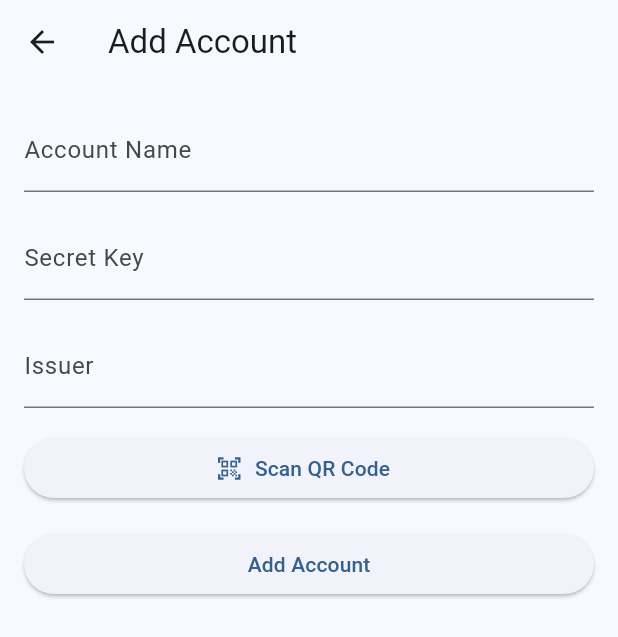
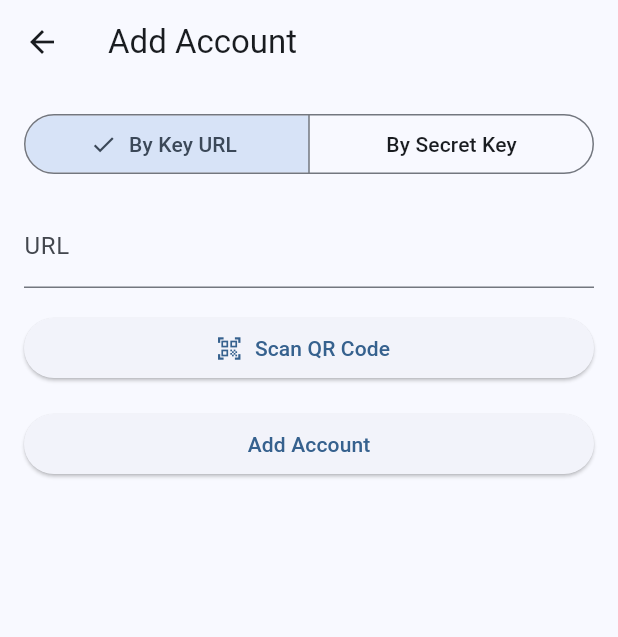
Before and after one commit to Wangggym/Nice-OTP, a Flutter app: the AddAccountScreen screen opened directly, on a phone screen of 412 x 824 dp. Shown: the top 637 px of the screen. Run offline on Flutter 3.47's test engine with Material 3 defaults, Android fonts, the phone set to English and light mode, and no system bars; our stand-ins replace font_awesome_flutter, qr_flutter, shared_preferences; missing offline and left inert: mobile_scanner, screen_capturer, zxing2; accounts and stored records are empty.

Commit message:
add account screen add the tab

```diff
--- a/lib/screens/add_account_screen.dart
+++ b/lib/screens/add_account_screen.dart
@@ -14,6 +14,8 @@ class _AddAccountScreenState extends State<AddAccountScreen> {
   final _nameController = TextEditingController();
   final _secretController = TextEditingController();
   final _issuerController = TextEditingController();
+  final _urlController = TextEditingController();
+  bool _isUrlMode = true; // Track which input mode is selected
 
   @override
   Widget build(BuildContext context) {
@@ -28,11 +30,68 @@ class _AddAccountScreenState extends State<AddAccountScreen> {
           child: Column(
             crossAxisAlignment: CrossAxisAlignment.stretch,
             children: [
+              // Input mode selector
+              SegmentedButton<bool>(
+                segments: const [
+                  ButtonSegment(
+                    value: true,
+                    label: Text('By Key URL'),
+                  ),
+                  ButtonSegment(
+                    value: false,
+                    label: Text('By Secret Key'),
+                  ),
+                ],
+                selected: {_isUrlMode},
+                onSelectionChanged: (Set<bool> newSelection) {
+                  setState(() {
+                    _isUrlMode = newSelection.first;
+                  });
+                },
+              ),
+              const SizedBox(height: 16),
+
+              // Show different fields based on mode
+              if (_isUrlMode)
+                TextFormField(
+                  controller: _urlController,
+                  decoration: const InputDecoration(
+                    labelText: 'URL',
+                    hintText: 'Enter otpauth:// URL',
+                  ),
+                  validator: (value) {
+                    if (value == null || value.isEmpty) {
+                      return 'Please enter a URL';
+                    }
+                    if (!value.startsWith('otpauth://')) {
+                      return 'Invalid OTP URL format';
+                    }
+                    return null;
+                  },
+                  onChanged: (url) {
+                    if (url.startsWith('otpauth://')) {
+                      try {
+                        final account = OTPAccount.fromUri(Uri.parse(url));
+                        setState(() {
+                          _nameController.text = account.name;
+                          _secretController.text = account.secret;
+                          _issuerController.text = account.issuer;
+                        });
+                      } catch (e) {
+                        // Invalid URL format, ignore
+                      }
+                    }
+                  },
+                )
+              else
+                Column(
+                  children: [
                     TextFormField(
                       controller: _nameController,
                       decoration: const InputDecoration(
                         labelText: 'Account Name',
-                  hintText: 'Enter account name (e.g. johndoe@example.com)',
+                        hintText:
+                            'Enter account name (e.g. johndoe@example.com)',
                       ),
                       validator: (value) {
                         if (value == null || value.isEmpty) {
@@ -46,7 +105,7 @@ class _AddAccountScreenState extends State<AddAccountScreen> {
                       controller: _secretController,
                       decoration: const InputDecoration(
                         labelText: 'Secret Key',
-                  hintText: 'Enter secret key or scan QR code',
+                        hintText: 'Enter secret key',
                       ),
                       validator: (value) {
                         if (value == null || value.isEmpty) {
@@ -69,6 +128,8 @@ class _AddAccountScreenState extends State<AddAccountScreen> {
                         return null;
                       },
                     ),
+                  ],
+                ),
               const SizedBox(height: 16),
               ElevatedButton.icon(
                 onPressed: _scanQRCode,
@@ -79,6 +140,17 @@ class _AddAccountScreenState extends State<AddAccountScreen> {
               ElevatedButton(
                 onPressed: () {
                   if (_formKey.currentState!.validate()) {
+                    if (_isUrlMode) {
+                      try {
+                        final account =
+                            OTPAccount.fromUri(Uri.parse(_urlController.text));
+                        Navigator.pop(context, account);
+                      } catch (e) {
+                        ScaffoldMessenger.of(context).showSnackBar(
+                          SnackBar(content: Text('Invalid URL format: $e')),
+                        );
+                      }
+                    } else {
                       Navigator.pop(
                         context,
                         OTPAccount(
@@ -87,6 +159,7 @@ class _AddAccountScreenState extends State<AddAccountScreen> {
                           issuer: _issuerController.text,
                         ),
                       );
+                    }
                   }
                 },
                 child: const Text('Add Account'),
@@ -99,7 +172,7 @@ class _AddAccountScreenState extends State<AddAccountScreen> {
   }
 
   Future<void> _scanQRCode() async {
-    final currentContext = context; // 保存context
+    final currentContext = context;
     try {
       final qrCode = await Navigator.push(
         context,
@@ -108,20 +181,18 @@ class _AddAccountScreenState extends State<AddAccountScreen> {
         ),
       );
 
-      // 移除不必要的空值检查
       if (qrCode != null) {
-        final uri = Uri.parse(qrCode);
-        final account = OTPAccount.fromUri(uri);
         setState(() {
+          _isUrlMode = true; // Switch to URL mode
+          _urlController.text = qrCode;
+          final account = OTPAccount.fromUri(Uri.parse(qrCode));
           _nameController.text = account.name;
           _secretController.text = account.secret;
           _issuerController.text = account.issuer;
         });
       }
 
-      // 在使用context前检查
       if (!currentContext.mounted) return;
-      // 使用context的代码
     } catch (e) {
       if (!currentContext.mounted) return;
       ScaffoldMessenger.of(currentContext).showSnackBar(
@@ -135,6 +206,7 @@ class _AddAccountScreenState extends State<AddAccountScreen> {
     _nameController.dispose();
     _secretController.dispose();
     _issuerController.dispose();
+    _urlController.dispose();
     super.dispose();
   }
 }
```
Lines whose indentation alone changed are shown as unchanged.
